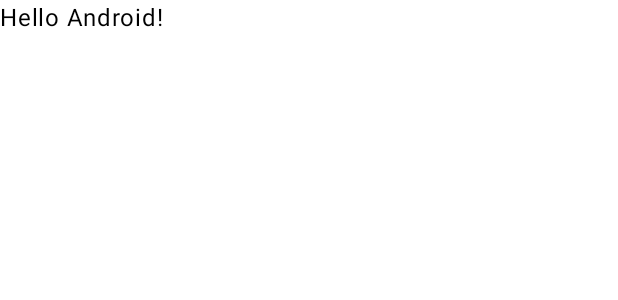
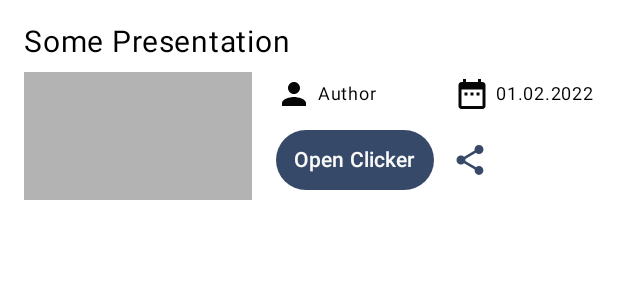
Before and after one commit to gvsem/KlikerMobile, an Android app built with Jetpack Compose: the @Preview function GreetingPreview, on a phone screen of 412 x 824 dp. Shown: the top 300 px of the screen. Run offline under Robolectric (Android 15) with nearby library versions, the phone set to English and light mode, and no system bars.

Commit message:
ItemPresentation

```diff
--- /dev/null
+++ b/app/src/main/java/org/clkrw/mobile/ItemPresentation.kt
@@ -0,0 +1,158 @@
+package org.clkrw.mobile
+
+import android.content.Context
+import android.content.Intent
+import android.content.res.Resources
+import androidx.compose.foundation.Image
+import androidx.compose.foundation.background
+import androidx.compose.foundation.layout.Arrangement
+import androidx.compose.foundation.layout.Box
+import androidx.compose.foundation.layout.Column
+import androidx.compose.foundation.layout.Row
+import androidx.compose.foundation.layout.Spacer
+import androidx.compose.foundation.layout.aspectRatio
+import androidx.compose.foundation.layout.fillMaxSize
+import androidx.compose.foundation.layout.fillMaxWidth
+import androidx.compose.foundation.layout.height
+import androidx.compose.foundation.layout.padding
+import androidx.compose.foundation.layout.width
+import androidx.compose.material.icons.Icons
+import androidx.compose.material.icons.filled.DateRange
+import androidx.compose.material.icons.filled.Person
+import androidx.compose.material.icons.filled.Share
+import androidx.compose.material3.ButtonDefaults
+import androidx.compose.material3.Icon
+import androidx.compose.material3.IconButton
+import androidx.compose.material3.Text
+import androidx.compose.material3.TextButton
+import androidx.compose.runtime.Composable
+import androidx.compose.ui.Alignment
+import androidx.compose.ui.Modifier
+import androidx.compose.ui.graphics.painter.Painter
+import androidx.compose.ui.platform.LocalContext
+import androidx.compose.ui.res.colorResource
+import androidx.compose.ui.res.painterResource
+import androidx.compose.ui.res.stringResource
+import androidx.compose.ui.text.font.FontFamily
+import androidx.compose.ui.unit.dp
+import androidx.compose.ui.unit.sp
+import androidx.core.content.ContextCompat
+
+
+@Composable
+fun ItemPresentation(previewId: Int, title: String, author: String, date: String, link: String) {
+    val context = LocalContext.current
+
+    Column(modifier = Modifier.padding(all = 16.dp)) {
+        Text(
+            text = title,
+            fontFamily = FontFamily.SansSerif,
+            fontSize = 20.sp
+        )
+
+        Spacer(modifier = Modifier.height(8.dp))
+
+        Row(verticalAlignment = Alignment.CenterVertically) {
+            val previewPainter: Painter? =
+                if (isDrawableResourceValid(context, previewId)) {
+                    painterResource(id = previewId)
+                } else {
+                    null
+                }
+
+            Box(
+                modifier = Modifier
+                    .fillMaxWidth(.4f)
+                    .aspectRatio(ratio = 16f / 9f),
+                contentAlignment = Alignment.Center
+            ) {
+                if (previewPainter != null) {
+                    Image(
+                        painter = previewPainter,
+                        contentDescription = stringResource(id = R.string.preview),
+                        modifier = Modifier.fillMaxSize()
+                    )
+                } else {
+                    Box(
+                        modifier = Modifier
+                            .fillMaxSize()
+                            .background(color = colorResource(id = R.color.gray))
+                    )
+                }
+            }
+
+            Spacer(modifier = Modifier.width(16.dp))
+
+            Column {
+                Row(
+                    verticalAlignment = Alignment.CenterVertically,
+                    horizontalArrangement = Arrangement.SpaceBetween,
+                    modifier = Modifier.fillMaxWidth()
+                ) {
+                    Row(verticalAlignment = Alignment.CenterVertically) {
+                        Icon(
+                            imageVector = Icons.Default.Person,
+                            contentDescription = stringResource(id = R.string.author),
+                            tint = colorResource(id = R.color.black)
+                        )
+                        Spacer(modifier = Modifier.width(4.dp))
+                        Text(
+                            text = author,
+                            fontSize = 12.sp
+                        )
+                    }
+
+                    Row(verticalAlignment = Alignment.CenterVertically) {
+                        Icon(
+                            imageVector = Icons.Default.DateRange,
+                            contentDescription = stringResource(id = R.string.date),
+                            tint = colorResource(id = R.color.black)
+                        )
+                        Spacer(modifier = Modifier.width(4.dp))
+                        Text(
+                            text = date,
+                            fontSize = 12.sp
+                        )
+                    }
+                }
+
+                Spacer(modifier = Modifier.height(8.dp))
+
+                Row(verticalAlignment = Alignment.CenterVertically) {
+                    TextButton(
+                        onClick = { /*TODO*/ },
+                        colors = ButtonDefaults.buttonColors(
+                            containerColor = colorResource(id = R.color.brand),
+                            contentColor = colorResource(id = R.color.white)
+                        )
+                    ) {
+                        Text(text = stringResource(id = R.string.item_presentation_open_clicker))
+                    }
+
+                    val shareLinkViaStr = stringResource(id = R.string.share_link_via)
+                    IconButton(onClick = {
+                        val intent = Intent(Intent.ACTION_SEND)
+                        intent.type = "text/plain"
+                        intent.putExtra(Intent.EXTRA_TEXT, link)
+                        context.startActivity(Intent.createChooser(intent, shareLinkViaStr))
+                    }) {
+                        Icon(
+                            imageVector = Icons.Default.Share,
+                            contentDescription = stringResource(id = R.string.share),
+                            tint = colorResource(id = R.color.brand)
+                        )
+                    }
+                }
+            }
+        }
+    }
+}
+
+
+private fun isDrawableResourceValid(context: Context, resourceId: Int): Boolean {
+    return try {
+        ContextCompat.getDrawable(context, resourceId) != null
+    } catch (e: Resources.NotFoundException) {
+        false
+    }
+}
--- a/app/src/main/java/org/clkrw/mobile/MainActivity.kt
+++ b/app/src/main/java/org/clkrw/mobile/MainActivity.kt
@@ -41,6 +41,6 @@ fun Greeting(name: String, modifier: Modifier = Modifier) {
 @Composable
 fun GreetingPreview() {
     KlikerMobileTheme {
-        Greeting("Android")
+        ItemPresentation(previewId = 0, title = "Some Presentation", author = "Author", date = "01.02.2022", link = "localhost:3000/clicker/12345")
     }
 }
--- a/app/src/main/res/values/colors.xml
+++ b/app/src/main/res/values/colors.xml
@@ -1,10 +1,10 @@
 <?xml version="1.0" encoding="utf-8"?>
 <resources>
-    <color name="purple_200">#FFBB86FC</color>
-    <color name="purple_500">#FF6200EE</color>
-    <color name="purple_700">#FF3700B3</color>
-    <color name="teal_200">#FF03DAC5</color>
-    <color name="teal_700">#FF018786</color>
-    <color name="black">#FF000000</color>
-    <color name="white">#FFFFFFFF</color>
+    <color name="black">#060607</color>
+    <color name="white">#FAFAFA</color>
+    <color name="brand">#364968</color>
+    <color name="yellow">#FDDF97</color>
+    <color name="brand_shadow">#394A67</color>
+    <color name="yellow_shadow">#ECCE87</color>
+    <color name="gray">#B3B3B3</color>
 </resources>
--- a/app/src/main/res/values/strings.xml
+++ b/app/src/main/res/values/strings.xml
@@ -1,3 +1,11 @@
 <resources>
-    <string name="app_name">KlikerMobile</string>
+    <string name="app_name" translatable="false">KlikerMobile</string>
+
+    <string name="preview">Preview</string>
+    <string name="author">Author</string>
+    <string name="date">Date</string>
+    <string name="share">Share</string>
+    <string name="share_link_via">Share Link via...</string>
+
+    <string name="item_presentation_open_clicker">Open Clicker</string>
 </resources>
```
Also changed, not shown: 1 other file.
